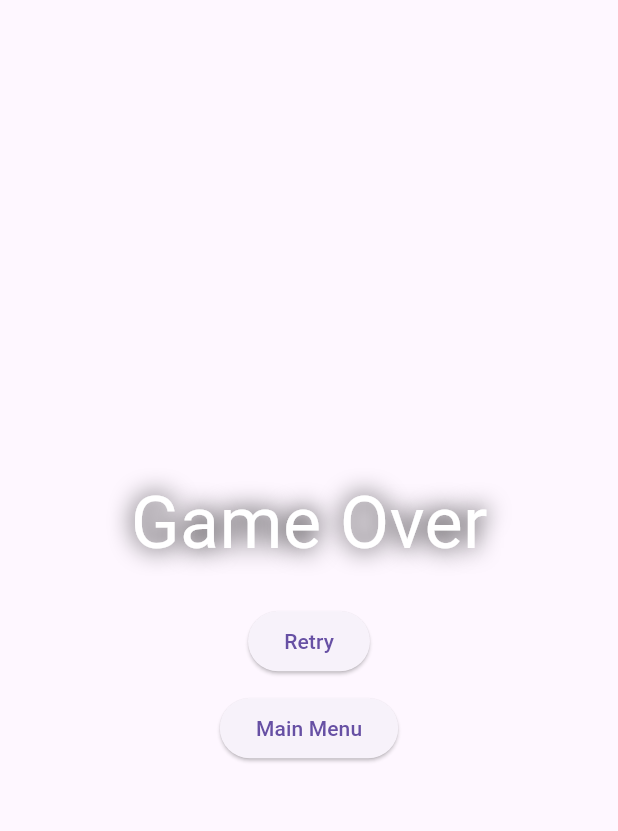
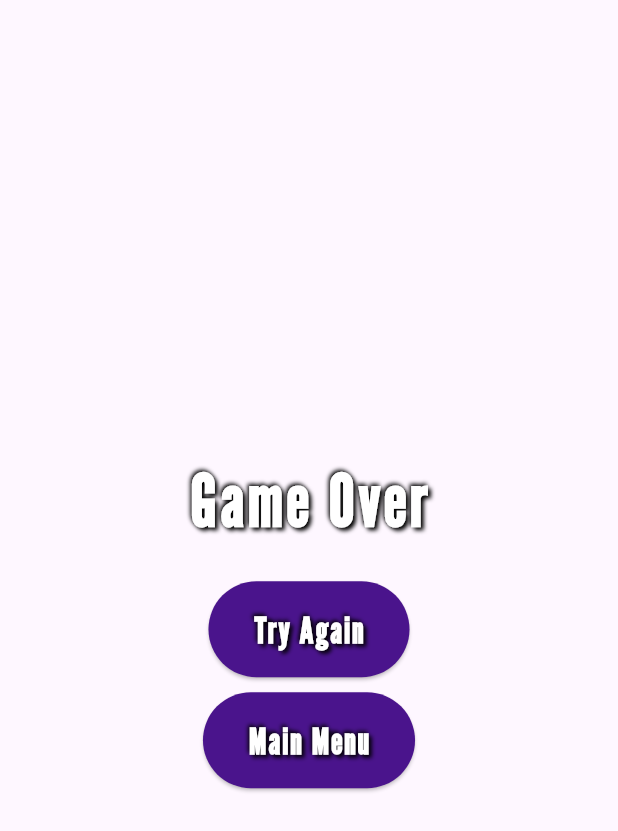
Before and after one commit to ruhltodd/whisper_warriors_demo, a Flutter app: the RetryOverlay widget shown alone on an empty page, opened directly with empty values, on a phone screen of 412 x 824 dp. Shown: the top 831 px of the screen. Run offline on Flutter 3.47's test engine with Material 3 defaults, Android fonts, the phone set to English and light mode, and no system bars; our stand-ins replace audioplayers, hive, hive_flutter; missing offline and left inert: flame; accounts and stored records are empty.

Commit message:
made the game over  a bit nicer to read

```diff
--- a/lib/game/main.dart
+++ b/lib/game/main.dart
@@ -25,9 +25,9 @@ import 'package:whisper_warriors/game/abilities/abilities.dart';
 import 'package:whisper_warriors/game/ui/optionsmenu.dart';
 import 'package:whisper_warriors/game/damage/damage_tracker.dart';
 import 'package:whisper_warriors/game/inventory/inventorystorage.dart';
-import 'package:whisper_warriors/game/inventory/inventory.dart';
 import 'package:hive_flutter/hive_flutter.dart';
 import 'package:whisper_warriors/game/inventory/playerprogressmanager.dart';
+import 'package:whisper_warriors/game/ui/textstyles.dart';
 
 Future<void> main() async {
   WidgetsFlutterBinding.ensureInitialized();
@@ -889,27 +889,40 @@ class RetryOverlay extends StatelessWidget {
         children: [
           Text(
             'Game Over',
-            style: TextStyle(
+            style: GameTextStyles.gameTitle(
               fontSize: 48,
-              color: Colors.white,
-              shadows: [
-                Shadow(
-                  blurRadius: 20,
-                  color: Colors.black,
-                  offset: Offset(0, 0),
-                ),
-              ],
+              letterSpacing: 3.0,
             ),
           ),
-          SizedBox(height: 20),
+          const SizedBox(height: 20),
           ElevatedButton(
+            style: ElevatedButton.styleFrom(
+              padding: const EdgeInsets.symmetric(horizontal: 30, vertical: 15),
+              backgroundColor: Colors.purple.shade900,
+            ),
             onPressed: () => game.restartGame(context),
-            child: Text('Retry'),
+            child: Text(
+              'Try Again',
+              style: GameTextStyles.gameTitle(
+                fontSize: 24,
+                letterSpacing: 1.5,
+              ),
+            ),
           ),
-          SizedBox(height: 10),
+          const SizedBox(height: 10),
           ElevatedButton(
+            style: ElevatedButton.styleFrom(
+              padding: const EdgeInsets.symmetric(horizontal: 30, vertical: 15),
+              backgroundColor: Colors.purple.shade900,
+            ),
             onPressed: () => game.navigateToMainMenu(context),
-            child: Text('Main Menu'),
+            child: Text(
+              'Main Menu',
+              style: GameTextStyles.gameTitle(
+                fontSize: 24,
+                letterSpacing: 1.5,
+              ),
+            ),
           ),
         ],
       ),
```
